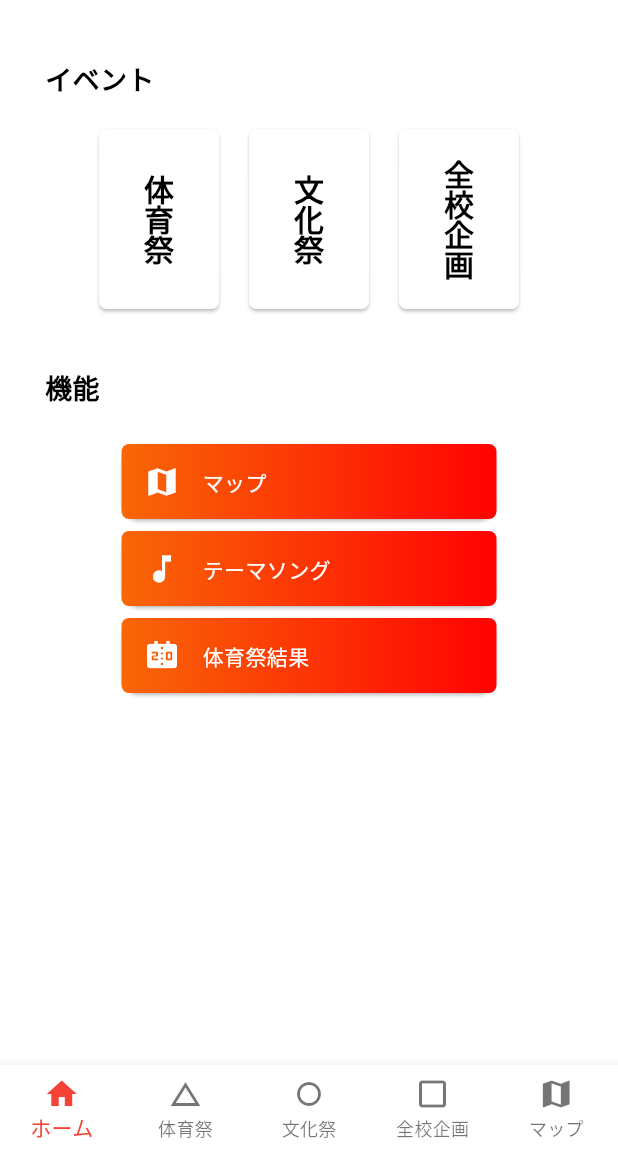
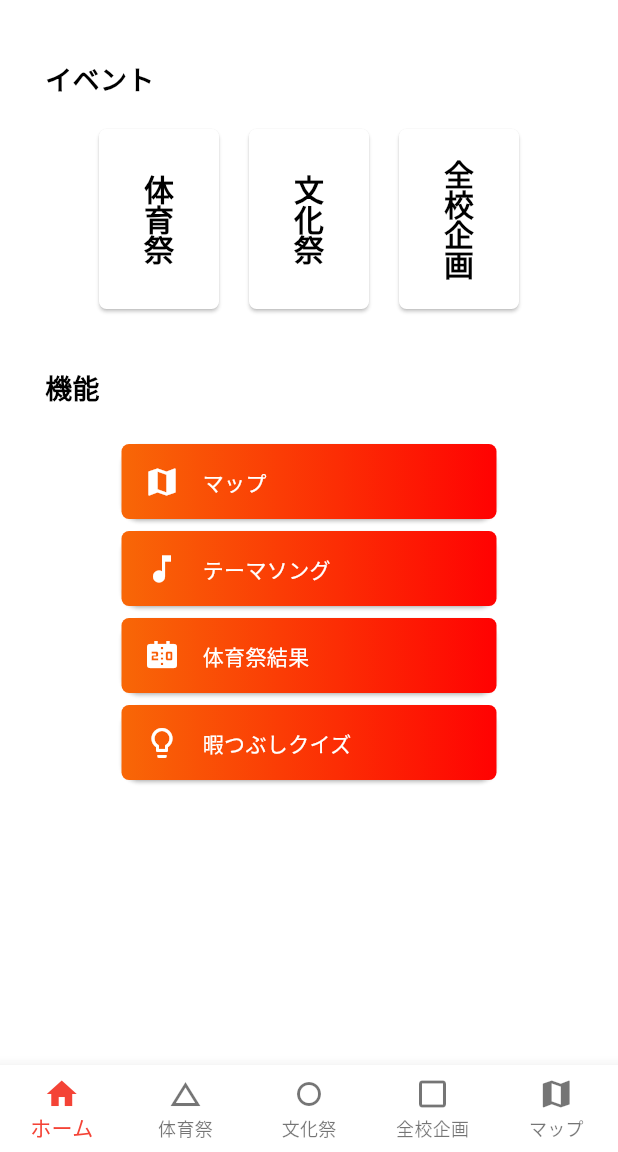
Before and after one commit to 1082108/cgsfes63-web, a Flutter app: the screen it shows after launch, on a phone screen of 412 x 824 dp, the part 84-1236 px from its top. Run offline on Flutter 3.47's test engine with Material 3 defaults, Android fonts, the light colour scheme and no system bars; our stand-ins replace audio_video_progress_bar, cloud_firestore, firebase_core, firebase_messaging, flutter_datetime_picker_plus, flutter_local_notifications and 5 more; missing offline and left inert: flutter_pdfview; accounts and stored records are empty.

Commit message:
Update home_screen.dart

```diff
--- a/lib/screens/home_screen.dart
+++ b/lib/screens/home_screen.dart
@@ -22,6 +22,8 @@ import 'taiikusai/result_screen.dart';
 //import 'home/schedule/schedule_screen.dart';
 import 'home/theme_song/theme_song_screen.dart';
 import 'taiikusai/update_result_screen.dart';
+
+import 'quiz/quiz_screen.dart'; // QuizPageのインポート
 
 class HomeScreen extends ConsumerWidget {
   static const routeName = "/home-screen";
@@ -58,6 +60,7 @@ class HomeScreen extends ConsumerWidget {
           width: 250,
           height: 50,
           decoration: BoxDecoration(
+            // 既存のボタンと同じグラデーションを使用
             gradient: LinearGradient(colors: [const Color.fromARGB(255, 248, 103, 7), const Color.fromARGB(255, 255, 2, 2)]),
             borderRadius: BorderRadius.circular(5),
           ),
@@ -129,6 +132,16 @@ class HomeScreen extends ConsumerWidget {
                   const SizedBox(width: 10),
                   _functionButton(text: "テーマソング", icon: Icons.music_note, onPressed: () => Navigator.of(context).pushNamed(ThemeSongScreen.routeName)),
                   _functionButton(text: "体育祭結果", icon: Icons.scoreboard, onPressed: () => Navigator.of(context).pushNamed(ResultScreen.routeName)),
+
+                  // ★★★ ここにクイズボタンを追加しました ★★★
+                  _functionButton(
+                    text: "暇つぶしクイズ",
+                    icon: Icons.lightbulb_outline, // クイズに合うアイコンを選択
+                    onPressed: () => Navigator.of(context).pushNamed(QuizPage.routeName)
+                  ),
+                  const SizedBox(height: 10), // スペースを調整
+                  // ★★★ ------------------------- ★★★
+
                   if (ref.watch(currentLoginStatusProvider) == CurrentLoginStatus.loggedInAdmin)
                     _functionButton(text: "体育祭結果更新", icon: Icons.sports, onPressed: () => Navigator.of(context).pushNamed(UpdateResultScreen.routeName)),
                   if (ref.watch(currentLoginStatusProvider) == CurrentLoginStatus.loggedInAdmin)
```
